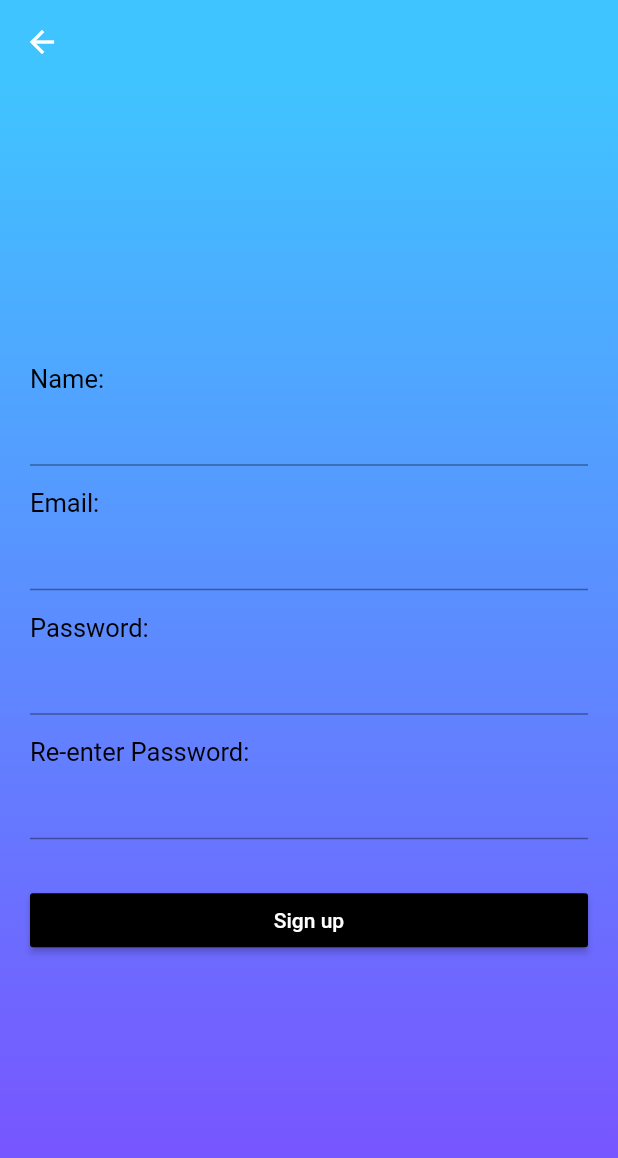
After one commit to sangeetagupta2068/note_making_app, a Flutter app: the screen it shows after launch, after a tap on an icon or button, on a phone screen of 412 x 824 dp. The commit adds this screen. Shown: the top 1158 px of the screen. Run offline on Flutter 3.47's test engine with Material 2 defaults, Android fonts, the phone set to English and light mode, and no system bars; our stand-ins replace cloud_firestore, firebase_auth; accounts and stored records are empty.

Commit message:
3 commit

```diff
--- a/lib/login_page.dart
+++ b/lib/login_page.dart
@@ -1,5 +1,6 @@
 import 'package:flutter/material.dart';
 import 'list_of_notes.dart';
+import 'sign_up_page.dart';
 import 'package:firebase_auth/firebase_auth.dart';
 
 class MyLoginPage extends StatefulWidget {
@@ -12,19 +13,16 @@ class MyLoginPage extends StatefulWidget {
 }
 
 class _MyLoginPageState extends State<MyLoginPage> {
-
   TextEditingController _emailTextController, _passwordTextController;
   String _email, _password;
 
-  FirebaseAuth firebaseAuth =FirebaseAuth.instance;
-
-
+  FirebaseAuth _firebaseAuth = FirebaseAuth.instance;
 
   @override
   void initState() {
     super.initState();
-    _emailTextController = TextEditingController(text: _email );
-    _passwordTextController = TextEditingController( text: _password);
+    _emailTextController = TextEditingController(text: _email);
+    _passwordTextController = TextEditingController(text: _password);
   }
 
   @override
@@ -74,7 +72,7 @@ class _MyLoginPageState extends State<MyLoginPage> {
                   ),
                   TextField(
                     controller: _passwordTextController,
-                    onChanged: (value) => _password = value ,
+                    onChanged: (value) => _password = value,
                     cursorColor: Colors.black,
                     obscureText: true,
                     decoration: InputDecoration(
@@ -96,11 +94,33 @@ class _MyLoginPageState extends State<MyLoginPage> {
                     ),
                     color: Colors.black87,
                     onPressed: () {
-                      Navigator.of(context).push(MaterialPageRoute(builder: (context) => MyNoteListPage()));
+                      _firebaseAuth
+                          .signInWithEmailAndPassword(
+                              email: _email, password: _password)
+                          .then((user) => Navigator.of(context).push(
+                              MaterialPageRoute(
+                                  builder: (context) => MyNoteListPage())))
+                          .catchError((e) => print(e)
+                          );
                     },
                   ),
-                  SizedBox(height : 30.0),
-                  FlatButton( child: Text("Don\'t have an account? Sign up", style: TextStyle(color: Colors.white54, fontSize: 17.0,fontStyle: FontStyle.italic),),)
+                  SizedBox(height: 30.0),
+                  FlatButton(
+                    onPressed: () {
+                      Navigator.push(
+                          context,
+                          MaterialPageRoute(
+                              builder: (context) => SignUpPage()));
+                    },
+                    child: Text(
+                      "Don\'t have an account? Sign up",
+                      style: TextStyle(
+                        decoration: TextDecoration.underline,
+                        color: Colors.white54,
+                        fontSize: 17.0,
+                      ),
+                    ),
+                  )
                 ]),
           ),
           decoration: BoxDecoration(
--- /dev/null
+++ b/lib/sign_up_page.dart
@@ -0,0 +1,114 @@
+import 'package:flutter/material.dart';
+import 'package:firebase_auth/firebase_auth.dart';
+import 'package:cloud_firestore/cloud_firestore.dart';
+
+
+class SignUpPage extends StatefulWidget{
+
+  _SignUpPageState createState() => _SignUpPageState();
+}
+
+class _SignUpPageState extends State<SignUpPage>{
+
+  String _email, _password, _name, _nextPassword;
+  TextEditingController _emailTextEditingController, _passwordTextEditingController, _nameTextEditingController, _nextPasswordEditingController;
+
+  FirebaseAuth _firebaseAuth = FirebaseAuth.instance;
+
+  @override
+  void initState() {
+    super.initState();
+
+    _emailTextEditingController = TextEditingController(text: _email);
+    _passwordTextEditingController = TextEditingController(text: _password);
+    _nextPasswordEditingController = TextEditingController(text: _nextPassword);
+    _nameTextEditingController = TextEditingController(text: _name);
+
+  }
+  @override
+  Widget build(BuildContext context) {
+    return Scaffold(
+       appBar: AppBar(
+         elevation: 0.0,
+         backgroundColor: Colors.lightBlueAccent,
+       ),
+       body: Container(
+          child: Center(
+            child: ListView(
+              padding: EdgeInsets.only(left: 20.0, right: 20.0),
+              shrinkWrap: true,
+              children: <Widget>[
+                Text("Name:", style: TextStyle(color: Colors.black, fontSize: 17.0),),
+                TextField(
+                  controller: _nameTextEditingController,
+                  onChanged: (value) => _name = value ,
+                  decoration: InputDecoration(
+                    focusedBorder: UnderlineInputBorder(
+                      borderSide: BorderSide(color: Colors.white54),
+                    ),),
+                ),
+                SizedBox(height: 15.0),
+                Text("Email:", style: TextStyle(color: Colors.black, fontSize: 17.0),),
+                TextField(
+                  controller: _emailTextEditingController,
+                  onChanged: (value)=> _email = value,
+                  keyboardType: TextInputType.emailAddress,
+                  decoration: InputDecoration(
+                    focusedBorder: UnderlineInputBorder(
+                      borderSide: BorderSide(color: Colors.white54),
+                    ),),
+                ),
+                SizedBox(height: 15.0),
+                Text("Password:", style: TextStyle(color: Colors.black, fontSize: 17.0),),
+                TextField(
+                  controller: _passwordTextEditingController,
+                  onChanged: (value)=> _password = value,
+                  obscureText: true,
+                  decoration: InputDecoration(
+                    focusedBorder: UnderlineInputBorder(
+                      borderSide: BorderSide(color: Colors.white54),
+                    ),),
+                ),
+                SizedBox(height: 15.0),
+                Text("Re-enter Password:", style: TextStyle(color: Colors.black, fontSize: 17.0),),
+                TextField(
+                  obscureText: true,
+                  controller: _nextPasswordEditingController,
+                  onChanged: (value)=> _nextPassword = value,
+                  decoration: InputDecoration(
+                    focusedBorder: UnderlineInputBorder(
+                      borderSide: BorderSide(color: Colors.white54),
+                    ),),
+                ),
+                SizedBox(height: 30.0,),
+                RaisedButton(
+                  child: Text("Sign up", style: TextStyle(color: Colors.white),),
+                  color: Colors.black,
+                  onPressed: (){
+                    (_nextPassword == _password) ?
+                    _firebaseAuth.createUserWithEmailAndPassword(email: _email, password: _password).then((user) {
+                      Firestore.instance.collection('users').document(_email).setData({
+                          'name' : _name,
+                          'password' : _password,
+                      });
+                      Navigator.pop(context);
+                    }
+                    ).catchError((e) => print(e)) : print("Passwords don't match! ");
+                  },
+                )
+              ],
+            ),
+          ),
+           decoration: BoxDecoration(
+             gradient: LinearGradient(
+               begin: Alignment.topCenter,
+               end: Alignment.bottomCenter,
+               colors: [Colors.lightBlueAccent, Colors.deepPurpleAccent],
+             ),
+           )
+       ),
+    );
+  }
+
+
+}
--- a/pubspec.yaml
+++ b/pubspec.yaml
@@ -29,6 +29,7 @@ dev_dependencies:
   flutter_test:
     sdk: flutter
   firebase_auth: ^0.8.1+4
+  cloud_firestore: ^0.9.5+1
 
 
 
```
Also changed, not shown: pubspec.lock, 1 other file.
